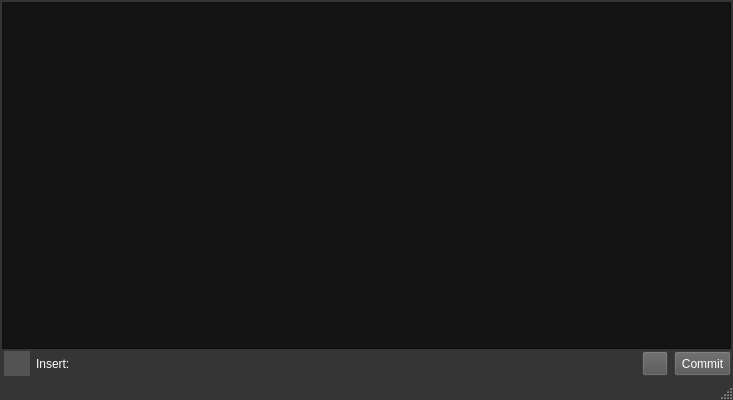
Above: commitpad.ui from switch625/commitpad before the change. Below: the same form after it.
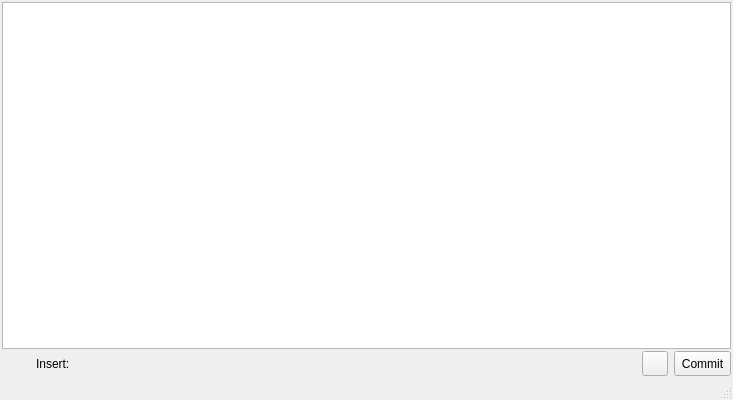
That is the form after the change. Custom widgets are drawn as their Qt base class.

Commit message: Use Windows Theme for dark mode rather than custom palette always

```diff
--- a/commitpad.ui
+++ b/commitpad.ui
@@ -10,475 +10,6 @@
     <height>400</height>
    </rect>
   </property>
-  <property name="palette">
-   <palette>
-    <active>
-     <colorrole role="WindowText">
-      <brush brushstyle="SolidPattern">
-       <color alpha="255">
-        <red>255</red>
-        <green>255</green>
-        <blue>255</blue>
-       </color>
-      </brush>
-     </colorrole>
-     <colorrole role="Button">
-      <brush brushstyle="SolidPattern">
-       <color alpha="255">
-        <red>53</red>
-        <green>53</green>
-        <blue>53</blue>
-       </color>
-      </brush>
-     </colorrole>
-     <colorrole role="Light">
-      <brush brushstyle="SolidPattern">
-       <color alpha="255">
-        <red>54</red>
-        <green>54</green>
-        <blue>54</blue>
-       </color>
-      </brush>
-     </colorrole>
-     <colorrole role="Midlight">
-      <brush brushstyle="SolidPattern">
-       <color alpha="255">
-        <red>53</red>
-        <green>53</green>
-        <blue>53</blue>
-       </color>
-      </brush>
-     </colorrole>
-     <colorrole role="Dark">
-      <brush brushstyle="SolidPattern">
-       <color alpha="255">
-        <red>22</red>
-        <green>22</green>
-        <blue>22</blue>
-       </color>
-      </brush>
-     </colorrole>
-     <colorrole role="Mid">
-      <brush brushstyle="SolidPattern">
-       <color alpha="255">
-        <red>44</red>
-        <green>44</green>
-        <blue>44</blue>
-       </color>
-      </brush>
-     </colorrole>
-     <colorrole role="Text">
-      <brush brushstyle="SolidPattern">
-       <color alpha="255">
-        <red>255</red>
-        <green>255</green>
-        <blue>255</blue>
-       </color>
-      </brush>
-     </colorrole>
-     <colorrole role="BrightText">
-      <brush brushstyle="SolidPattern">
-       <color alpha="255">
-        <red>255</red>
-        <green>0</green>
-        <blue>0</blue>
-       </color>
-      </brush>
-     </colorrole>
-     <colorrole role="ButtonText">
-      <brush brushstyle="SolidPattern">
-       <color alpha="255">
-        <red>255</red>
-        <green>255</green>
-        <blue>255</blue>
-       </color>
-      </brush>
-     </colorrole>
-     <colorrole role="Base">
-      <brush brushstyle="SolidPattern">
-       <color alpha="255">
-        <red>25</red>
-        <green>25</green>
-        <blue>25</blue>
-       </color>
-      </brush>
-     </colorrole>
-     <colorrole role="Window">
-      <brush brushstyle="SolidPattern">
-       <color alpha="255">
-        <red>53</red>
-        <green>53</green>
-        <blue>53</blue>
-       </color>
-      </brush>
-     </colorrole>
-     <colorrole role="Shadow">
-      <brush brushstyle="SolidPattern">
-       <color alpha="255">
-        <red>15</red>
-        <green>15</green>
-        <blue>5</blue>
-       </color>
-      </brush>
-     </colorrole>
-     <colorrole role="Highlight">
-      <brush brushstyle="SolidPattern">
-       <color alpha="255">
-        <red>42</red>
-        <green>130</green>
-        <blue>218</blue>
-       </color>
-      </brush>
-     </colorrole>
-     <colorrole role="HighlightedText">
-      <brush brushstyle="SolidPattern">
-       <color alpha="255">
-        <red>0</red>
-        <green>0</green>
-        <blue>0</blue>
-       </color>
-      </brush>
-     </colorrole>
-     <colorrole role="Link">
-      <brush brushstyle="SolidPattern">
-       <color alpha="255">
-        <red>42</red>
-        <green>130</green>
-        <blue>218</blue>
-       </color>
-      </brush>
-     </colorrole>
-     <colorrole role="AlternateBase">
-      <brush brushstyle="SolidPattern">
-       <color alpha="255">
-        <red>53</red>
-        <green>53</green>
-        <blue>53</blue>
-       </color>
-      </brush>
-     </colorrole>
-     <colorrole role="ToolTipBase">
-      <brush brushstyle="SolidPattern">
-       <color alpha="255">
-        <red>255</red>
-        <green>255</green>
-        <blue>255</blue>
-       </color>
-      </brush>
-     </colorrole>
-    </active>
-    <inactive>
-     <colorrole role="WindowText">
-      <brush brushstyle="SolidPattern">
-       <color alpha="255">
-        <red>255</red>
-        <green>255</green>
-        <blue>255</blue>
-       </color>
-      </brush>
-     </colorrole>
-     <colorrole role="Button">
-      <brush brushstyle="SolidPattern">
-       <color alpha="255">
-        <red>53</red>
-        <green>53</green>
-        <blue>53</blue>
-       </color>
-      </brush>
-     </colorrole>
-     <colorrole role="Light">
-      <brush brushstyle="SolidPattern">
-       <color alpha="255">
-        <red>54</red>
-        <green>54</green>
-        <blue>54</blue>
-       </color>
-      </brush>
-     </colorrole>
-     <colorrole role="Midlight">
-      <brush brushstyle="SolidPattern">
-       <color alpha="255">
-        <red>53</red>
-        <green>53</green>
-        <blue>53</blue>
-       </color>
-      </brush>
-     </colorrole>
-     <colorrole role="Dark">
-      <brush brushstyle="SolidPattern">
-       <color alpha="255">
-        <red>22</red>
-        <green>22</green>
-        <blue>22</blue>
-       </color>
-      </brush>
-     </colorrole>
-     <colorrole role="Mid">
-      <brush brushstyle="SolidPattern">
-       <color alpha="255">
-        <red>44</red>
-        <green>44</green>
-        <blue>44</blue>
-       </color>
-      </brush>
-     </colorrole>
-     <colorrole role="Text">
-      <brush brushstyle="SolidPattern">
-       <color alpha="255">
-        <red>255</red>
-        <green>255</green>
-        <blue>255</blue>
-       </color>
-      </brush>
-     </colorrole>
-     <colorrole role="BrightText">
-      <brush brushstyle="SolidPattern">
-       <color alpha="255">
-        <red>255</red>
-        <green>0</green>
-        <blue>0</blue>
-       </color>
-      </brush>
-     </colorrole>
-     <colorrole role="ButtonText">
-      <brush brushstyle="SolidPattern">
-       <color alpha="255">
-        <red>255</red>
-        <green>255</green>
-        <blue>255</blue>
-       </color>
-      </brush>
-     </colorrole>
-     <colorrole role="Base">
-      <brush brushstyle="SolidPattern">
-       <color alpha="255">
-        <red>25</red>
-        <green>25</green>
-        <blue>25</blue>
-       </color>
-      </brush>
-     </colorrole>
-     <colorrole role="Window">
-      <brush brushstyle="SolidPattern">
-       <color alpha="255">
-        <red>53</red>
-        <green>53</green>
-        <blue>53</blue>
-       </color>
-      </brush>
-     </colorrole>
-     <colorrole role="Shadow">
-      <brush brushstyle="SolidPattern">
-       <color alpha="255">
-        <red>15</red>
-        <green>15</green>
-        <blue>5</blue>
-       </color>
-      </brush>
-     </colorrole>
-     <colorrole role="Highlight">
-      <brush brushstyle="SolidPattern">
-       <color alpha="255">
-        <red>42</red>
-        <green>130</green>
-        <blue>218</blue>
-       </color>
-      </brush>
-     </colorrole>
-     <colorrole role="HighlightedText">
-      <brush brushstyle="SolidPattern">
-       <color alpha="255">
-        <red>0</red>
-        <green>0</green>
-        <blue>0</blue>
-       </color>
-      </brush>
-     </colorrole>
-     <colorrole role="Link">
-      <brush brushstyle="SolidPattern">
-       <color alpha="255">
-        <red>42</red>
-        <green>130</green>
-        <blue>218</blue>
-       </color>
-      </brush>
-     </colorrole>
-     <colorrole role="AlternateBase">
-      <brush brushstyle="SolidPattern">
-       <color alpha="255">
-        <red>53</red>
-        <green>53</green>
-        <blue>53</blue>
-       </color>
-      </brush>
-     </colorrole>
-     <colorrole role="ToolTipBase">
-      <brush brushstyle="SolidPattern">
-       <color alpha="255">
-        <red>255</red>
-        <green>255</green>
-        <blue>255</blue>
-       </color>
-      </brush>
-     </colorrole>
-    </inactive>
-    <disabled>
-     <colorrole role="WindowText">
-      <brush brushstyle="SolidPattern">
-       <color alpha="255">
-        <red>22</red>
-        <green>22</green>
-        <blue>22</blue>
-       </color>
-      </brush>
-     </colorrole>
-     <colorrole role="Button">
-      <brush brushstyle="SolidPattern">
-       <color alpha="255">
-        <red>53</red>
-        <green>53</green>
-        <blue>53</blue>
-       </color>
-      </brush>
-     </colorrole>
-     <colorrole role="Light">
-      <brush brushstyle="SolidPattern">
-       <color alpha="255">
-        <red>54</red>
-        <green>54</green>
-        <blue>54</blue>
-       </color>
-      </brush>
-     </colorrole>
-     <colorrole role="Midlight">
-      <brush brushstyle="SolidPattern">
-       <color alpha="255">
-        <red>53</red>
-        <green>53</green>
-        <blue>53</blue>
-       </color>
-      </brush>
-     </colorrole>
-     <colorrole role="Dark">
-      <brush brushstyle="SolidPattern">
-       <color alpha="255">
-        <red>22</red>
-        <green>22</green>
-        <blue>22</blue>
-       </color>
-      </brush>
-     </colorrole>
-     <colorrole role="Mid">
-      <brush brushstyle="SolidPattern">
-       <color alpha="255">
-        <red>44</red>
-        <green>44</green>
-        <blue>44</blue>
-       </color>
-      </brush>
-     </colorrole>
-     <colorrole role="Text">
-      <brush brushstyle="SolidPattern">
-       <color alpha="255">
-        <red>22</red>
-        <green>22</green>
-        <blue>22</blue>
-       </color>
-      </brush>
-     </colorrole>
-     <colorrole role="BrightText">
-      <brush brushstyle="SolidPattern">
-       <color alpha="255">
-        <red>255</red>
-        <green>0</green>
-        <blue>0</blue>
-       </color>
-      </brush>
-     </colorrole>
-     <colorrole role="ButtonText">
-      <brush brushstyle="SolidPattern">
-       <color alpha="255">
-        <red>22</red>
-        <green>22</green>
-        <blue>22</blue>
-       </color>
-      </brush>
-     </colorrole>
-     <colorrole role="Base">
-      <brush brushstyle="SolidPattern">
-       <color alpha="255">
-        <red>53</red>
-        <green>53</green>
-        <blue>53</blue>
-       </color>
-      </brush>
-     </colorrole>
-     <colorrole role="Window">
-      <brush brushstyle="SolidPattern">
-       <color alpha="255">
-        <red>53</red>
-        <green>53</green>
-        <blue>53</blue>
-       </color>
-      </brush>
-     </colorrole>
-     <colorrole role="Shadow">
-      <brush brushstyle="SolidPattern">
-       <color alpha="255">
-        <red>15</red>
-        <green>15</green>
-        <blue>5</blue>
-       </color>
-      </brush>
-     </colorrole>
-     <colorrole role="Highlight">
-      <brush brushstyle="SolidPattern">
-       <color alpha="255">
-        <red>51</red>
-        <green>153</green>
-        <blue>255</blue>
-       </color>
-      </brush>
-     </colorrole>
-     <colorrole role="HighlightedText">
-      <brush brushstyle="SolidPattern">
-       <color alpha="255">
-        <red>0</red>
-        <green>0</green>
-        <blue>0</blue>
-       </color>
-      </brush>
-     </colorrole>
-     <colorrole role="Link">
-      <brush brushstyle="SolidPattern">
-       <color alpha="255">
-        <red>42</red>
-        <green>130</green>
-        <blue>218</blue>
-       </color>
-      </brush>
-     </colorrole>
-     <colorrole role="AlternateBase">
-      <brush brushstyle="SolidPattern">
-       <color alpha="255">
-        <red>53</red>
-        <green>53</green>
-        <blue>53</blue>
-       </color>
-      </brush>
-     </colorrole>
-     <colorrole role="ToolTipBase">
-      <brush brushstyle="SolidPattern">
-       <color alpha="255">
-        <red>255</red>
-        <green>255</green>
-        <blue>255</blue>
-       </color>
-      </brush>
-     </colorrole>
-    </disabled>
-   </palette>
-  </property>
   <property name="windowTitle">
    <string>CommitPad</string>
   </property>
@@ -510,9 +41,6 @@
         <pointsize>11</pointsize>
        </font>
       </property>
-      <property name="styleSheet">
-       <string notr="true">background-color:#141414;color:#dddddd</string>
-      </property>
       <property name="frameShape">
        <enum>QFrame::StyledPanel</enum>
       </property>
@@ -547,9 +75,6 @@
            <verstretch>0</verstretch>
           </sizepolicy>
          </property>
-         <property name="styleSheet">
-          <string notr="true">background-color:#535353;color:white</string>
-         </property>
          <property name="text">
           <string notr="true"/>
          </property>
@@ -592,9 +117,6 @@
            <verstretch>0</verstretch>
           </sizepolicy>
          </property>
-         <property name="styleSheet">
-          <string notr="true">background-color:#535353;color:white</string>
-         </property>
          <property name="text">
           <string notr="true"/>
          </property>
@@ -617,9 +139,6 @@
            <verstretch>0</verstretch>
           </sizepolicy>
          </property>
-         <property name="styleSheet">
-          <string notr="true">background-color:#535353;color:white</string>
-         </property>
          <property name="text">
           <string notr="true">Commit</string>
          </property>
```
The commit also changes 2 other files.
